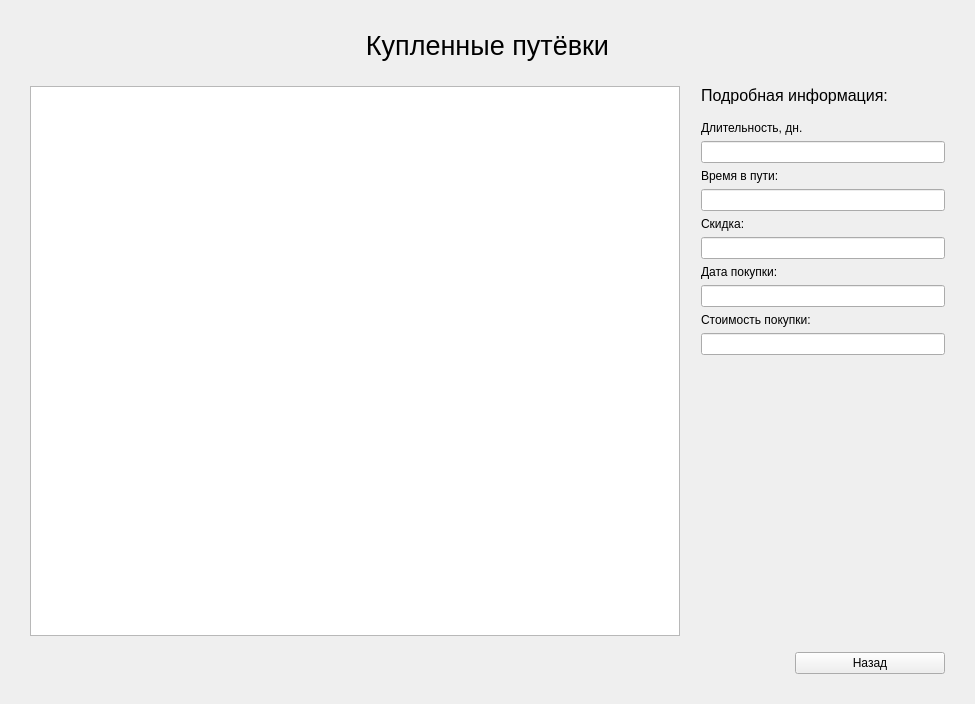
Above: gui/clientticketswindow.ui from rkv04/test before the change. Below: the same form after it.
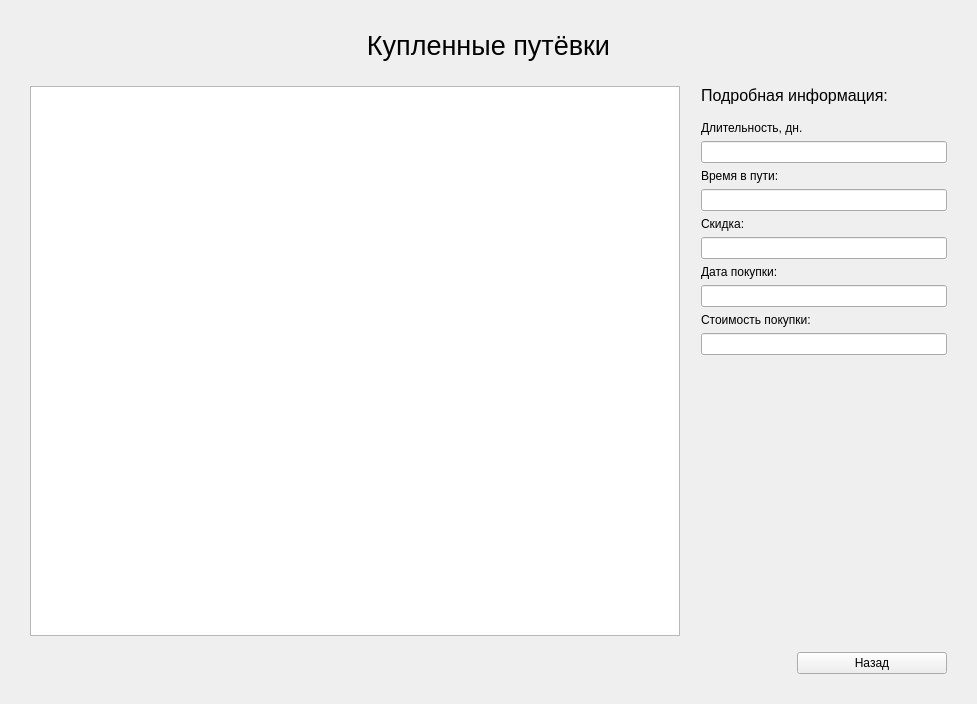
That is the form after the change.

Diff of the .ui file:
```diff
--- a/gui/clientticketswindow.ui
+++ b/gui/clientticketswindow.ui
@@ -6,7 +6,7 @@
    <rect>
     <x>0</x>
     <y>0</y>
-    <width>975</width>
+    <width>977</width>
     <height>704</height>
    </rect>
   </property>
@@ -172,7 +172,11 @@
            </widget>
           </item>
           <item>
-           <widget class="QLineEdit" name="priceEdit"/>
+           <widget class="QLineEdit" name="priceEdit">
+            <property name="readOnly">
+             <bool>true</bool>
+            </property>
+           </widget>
           </item>
           <item>
            <spacer name="verticalSpacer_2">
```
